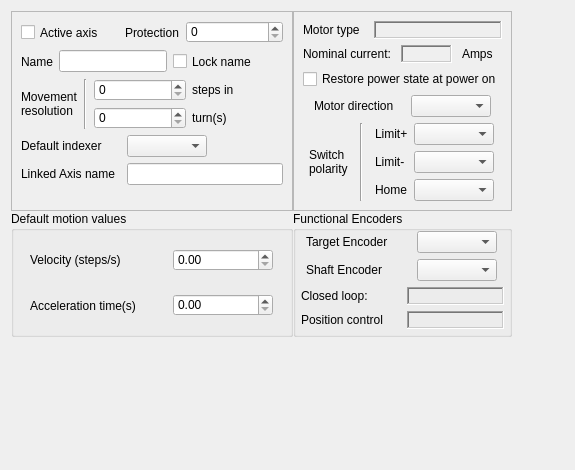
First picture: the form in icepapCMS/ui_icepapcms/ui/axis.ui, repository ALBA-Synchrotron/IcepapCMS, before the edit.
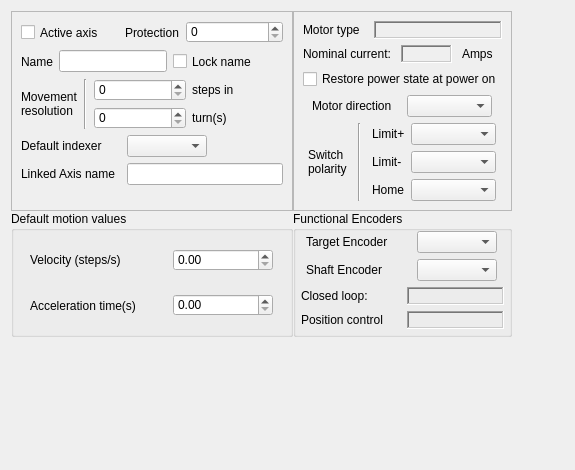
Second picture: the form after the edit.

Commit message: Adapt combobox size to the content

The edit to the form file:
```diff
--- a/icepapCMS/ui_icepapcms/ui/axis.ui
+++ b/icepapCMS/ui_icepapcms/ui/axis.ui
@@ -856,13 +856,13 @@
              </property>
              <property name="minimumSize">
               <size>
-               <width>80</width>
+               <width>85</width>
                <height>22</height>
               </size>
              </property>
              <property name="maximumSize">
               <size>
-               <width>80</width>
+               <width>85</width>
                <height>22</height>
               </size>
              </property>
@@ -962,13 +962,13 @@
                </property>
                <property name="minimumSize">
                 <size>
-                 <width>80</width>
+                 <width>85</width>
                  <height>22</height>
                 </size>
                </property>
                <property name="maximumSize">
                 <size>
-                 <width>80</width>
+                 <width>85</width>
                  <height>22</height>
                 </size>
                </property>
@@ -984,13 +984,13 @@
                </property>
                <property name="minimumSize">
                 <size>
-                 <width>80</width>
+                 <width>85</width>
                  <height>22</height>
                 </size>
                </property>
                <property name="maximumSize">
                 <size>
-                 <width>80</width>
+                 <width>85</width>
                  <height>22</height>
                 </size>
                </property>
@@ -1006,13 +1006,13 @@
                </property>
                <property name="minimumSize">
                 <size>
-                 <width>80</width>
+                 <width>85</width>
                  <height>22</height>
                 </size>
                </property>
                <property name="maximumSize">
                 <size>
-                 <width>80</width>
+                 <width>85</width>
                  <height>22</height>
                 </size>
                </property>
```
Left out of the diff: 62 changed lines with no effect on the pictures.
